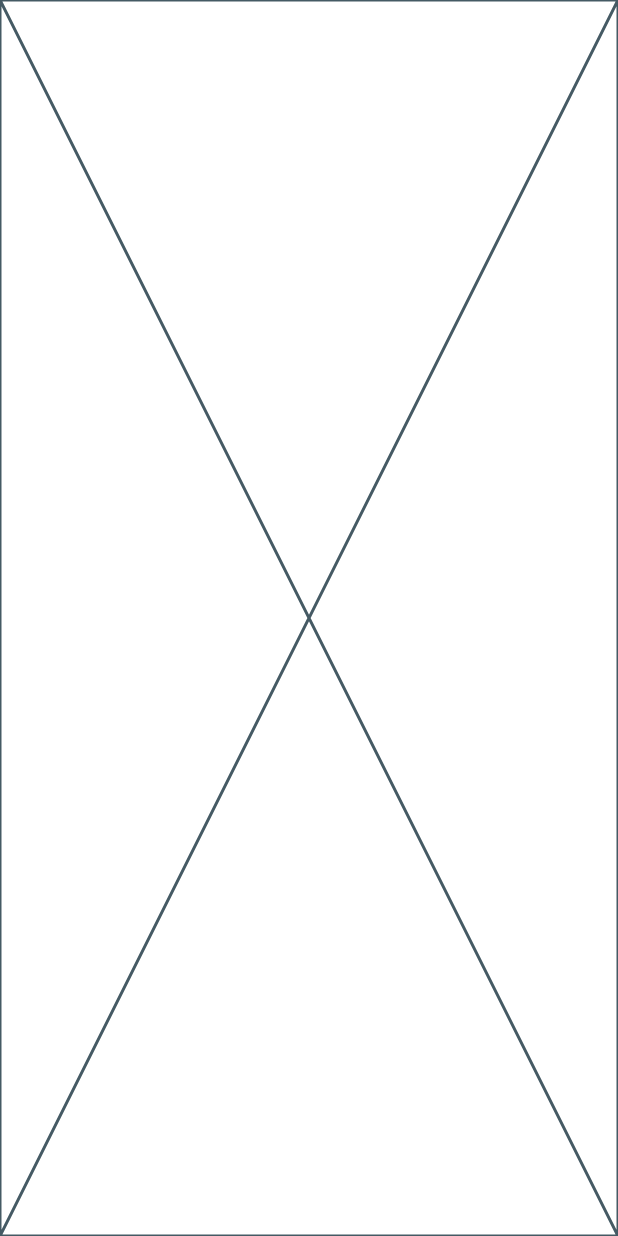
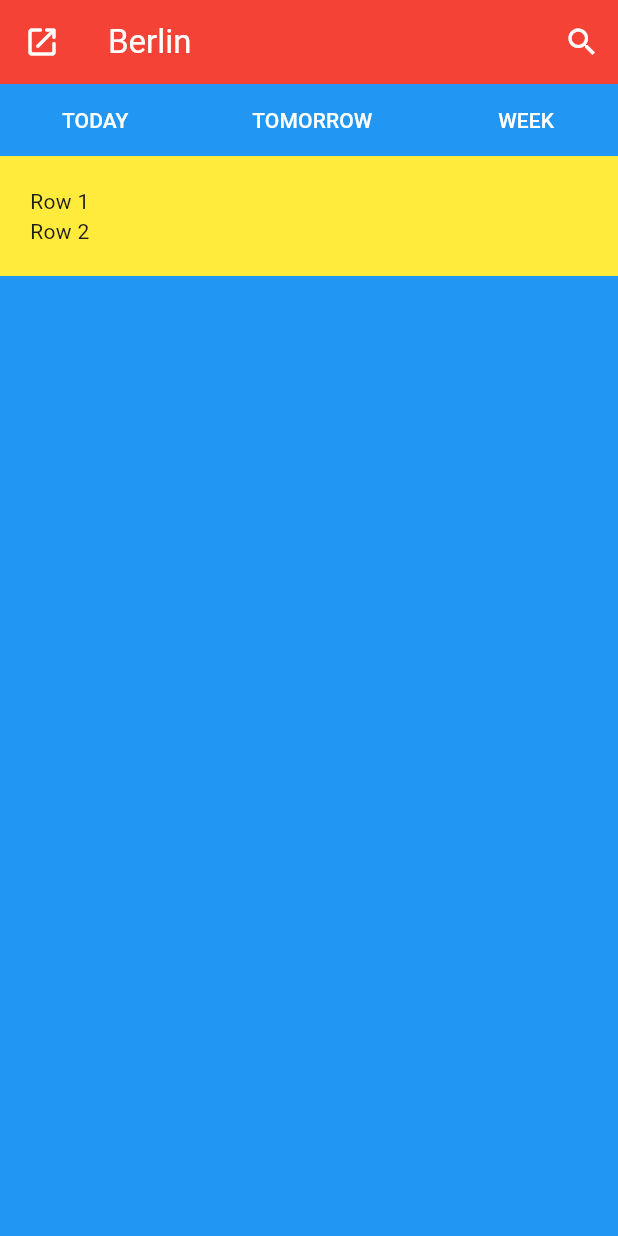
Before and after one commit to ramos-vini/skycast-weather-app, a Flutter app: the screen it shows after launch, on a phone screen of 412 x 824 dp. Run offline on Flutter 3.47's test engine with Material 3 defaults, Android fonts, the phone set to English and light mode, and no system bars.

Commit message:
[FEP-21] created basic home_screen structure

```diff
--- /dev/null
+++ b/app/lib/screens/day_screen.dart
@@ -0,0 +1,24 @@
+import 'package:flutter/material.dart';
+
+class DayScreen extends StatefulWidget {
+  const DayScreen({super.key});
+
+  @override
+  State<DayScreen> createState() => _DayScreenState();
+}
+
+class _DayScreenState extends State<DayScreen> {
+  @override
+  Widget build(BuildContext context) {
+    return const Column(
+      children: [
+        Row(
+          children: [Text('Row 1')],
+        ),
+        Row(
+          children: [Text('Row 2')],
+        ),
+      ],
+    );
+  }
+}
--- a/app/lib/screens/home_screen.dart
+++ b/app/lib/screens/home_screen.dart
@@ -1,4 +1,7 @@
 import 'package:flutter/material.dart';
+import 'package:app/widgets/timeframe_header.dart';
+import 'package:app/screens/day_screen.dart';
+import 'package:app/screens/week_screen.dart';
 
 class Home extends StatefulWidget {
   const Home({super.key});
@@ -8,8 +11,39 @@ class Home extends StatefulWidget {
 }
 
 class _HomeState extends State<Home> {
+  // TODO: DayScreen must receive a timeframe parameter ('today' || 'tomorrow')
+  Widget currentTimeframe = const DayScreen();
+
   @override
   Widget build(BuildContext context) {
-    return const Placeholder();
+    return Scaffold(
+      appBar: AppBar(
+        backgroundColor: Colors.red,
+        leading: IconButton(
+            onPressed: () {},
+            icon: const Icon(Icons.open_in_new_rounded, color: Colors.white)),
+        title: const Text(
+          'Berlin',
+          style: TextStyle(color: Colors.white),
+        ),
+        actions: [
+          IconButton(
+              onPressed: () {},
+              icon: const Icon(Icons.search, color: Colors.white))
+        ],
+      ),
+      body: Container(
+        color: Colors.blue,
+        child: Column(
+          children: [
+            const TimeframeHeader(),
+            Container(
+                padding: const EdgeInsets.all(20),
+                color: Colors.yellow,
+                child: currentTimeframe)
+          ],
+        ),
+      ),
+    );
   }
 }
--- /dev/null
+++ b/app/lib/widgets/timeframe_header.dart
@@ -0,0 +1,38 @@
+import 'package:flutter/material.dart';
+
+class TimeframeHeader extends StatelessWidget {
+  const TimeframeHeader({
+    super.key,
+  });
+
+  @override
+  Widget build(BuildContext context) {
+    return Row(
+      mainAxisAlignment: MainAxisAlignment.spaceAround,
+      crossAxisAlignment: CrossAxisAlignment.center,
+      children: [
+        TextButton(
+          onPressed: () {},
+          child: const Text(
+            'TODAY',
+            style: TextStyle(color: Colors.white),
+          ),
+        ),
+        TextButton(
+          onPressed: () {},
+          child: const Text(
+            'TOMORROW',
+            style: TextStyle(color: Colors.white),
+          ),
+        ),
+        TextButton(
+          onPressed: () {},
+          child: const Text(
+            'WEEK',
+            style: TextStyle(color: Colors.white),
+          ),
+        )
+      ],
+    );
+  }
+}
```
Also changed, not shown: app/lib/screens/today_screen.dart (deleted), app/lib/screens/week_screen.dart (added).
